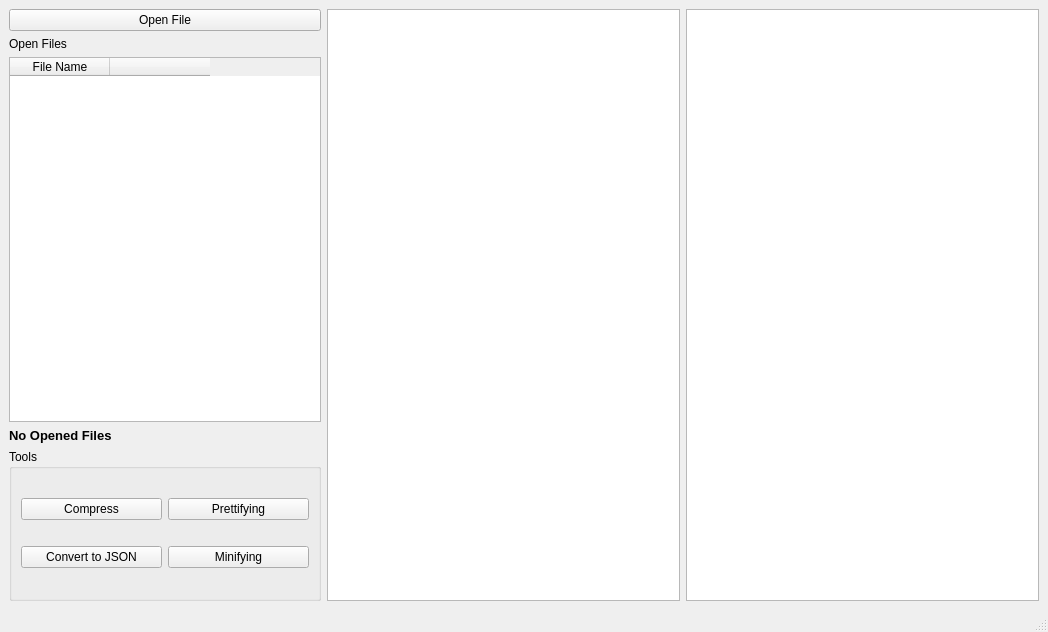
This is Frontend/XML_Editor/mainwindow.ui in Loayelshall/XML-Editor as Qt 5 draws it before an edit. The edited form follows.
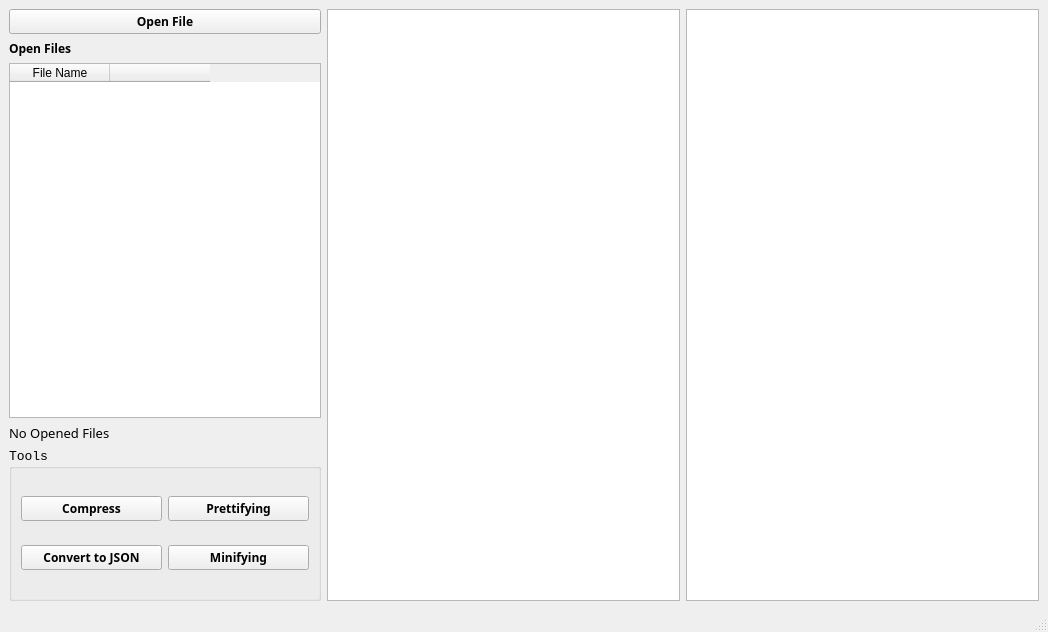
This is the edited form.

Commit message: font adjust

```diff
--- a/Frontend/XML_Editor/mainwindow.ui
+++ b/Frontend/XML_Editor/mainwindow.ui
@@ -13,6 +13,11 @@
   <property name="windowTitle">
    <string>MainWindow</string>
   </property>
+  <property name="styleSheet">
+   <string notr="true">MainWindow{
+background-color: #EEEEEE;
+}</string>
+  </property>
   <widget class="QWidget" name="centralwidget">
    <layout class="QGridLayout" name="gridLayout">
     <item row="2" column="0">
@@ -21,6 +26,14 @@
        <layout class="QVBoxLayout" name="verticalLayout">
         <item>
          <widget class="QPushButton" name="pushButton">
+          <property name="font">
+           <font>
+            <family>Segoe UI Semibold</family>
+            <pointsize>9</pointsize>
+            <weight>75</weight>
+            <bold>true</bold>
+           </font>
+          </property>
           <property name="text">
            <string>Open File</string>
           </property>
@@ -28,6 +41,13 @@
         </item>
         <item>
          <widget class="QLabel" name="label">
+          <property name="font">
+           <font>
+            <family>Segoe UI Semibold</family>
+            <weight>75</weight>
+            <bold>true</bold>
+           </font>
+          </property>
           <property name="text">
            <string>Open Files</string>
           </property>
@@ -61,6 +81,9 @@
 min-width:310px;
 }</string>
           </property>
+          <property name="horizontalScrollBarPolicy">
+           <enum>Qt::ScrollBarAlwaysOff</enum>
+          </property>
           <column>
            <property name="text">
             <string>File Name</string>
@@ -77,9 +100,8 @@
          <widget class="QLabel" name="savedLabel">
           <property name="font">
            <font>
+            <family>Segoe UI Semibold</family>
             <pointsize>10</pointsize>
-            <weight>75</weight>
-            <bold>true</bold>
            </font>
           </property>
           <property name="text">
@@ -89,6 +111,12 @@
         </item>
         <item>
          <widget class="QGroupBox" name="groupBox">
+          <property name="font">
+           <font>
+            <family>Consolas</family>
+            <pointsize>10</pointsize>
+           </font>
+          </property>
           <property name="styleSheet">
            <string notr="true">QGroupBox{
 	min-height:135px;
@@ -102,6 +130,14 @@
             <layout class="QHBoxLayout" name="horizontalLayout">
              <item>
               <widget class="QPushButton" name="pushButton_5">
+               <property name="font">
+                <font>
+                 <family>Segoe UI Semibold</family>
+                 <pointsize>9</pointsize>
+                 <weight>75</weight>
+                 <bold>true</bold>
+                </font>
+               </property>
                <property name="text">
                 <string>Compress</string>
                </property>
@@ -109,6 +145,14 @@
              </item>
              <item>
               <widget class="QPushButton" name="pushButton_2">
+               <property name="font">
+                <font>
+                 <family>Segoe UI Semibold</family>
+                 <pointsize>9</pointsize>
+                 <weight>75</weight>
+                 <bold>true</bold>
+                </font>
+               </property>
                <property name="text">
                 <string>Prettifying</string>
                </property>
@@ -120,6 +164,14 @@
             <layout class="QHBoxLayout" name="horizontalLayout_3">
              <item>
               <widget class="QPushButton" name="pushButton_3">
+               <property name="font">
+                <font>
+                 <family>Segoe UI Semibold</family>
+                 <pointsize>9</pointsize>
+                 <weight>75</weight>
+                 <bold>true</bold>
+                </font>
+               </property>
                <property name="text">
                 <string>Convert to JSON</string>
                </property>
@@ -127,6 +179,14 @@
              </item>
              <item>
               <widget class="QPushButton" name="pushButton_4">
+               <property name="font">
+                <font>
+                 <family>Segoe UI Semibold</family>
+                 <pointsize>9</pointsize>
+                 <weight>75</weight>
+                 <bold>true</bold>
+                </font>
+               </property>
                <property name="text">
                 <string>Minifying</string>
                </property>
```
Left out of the diff: 13 changed lines with no effect on the pictures. The commit also changes 1 other file.
